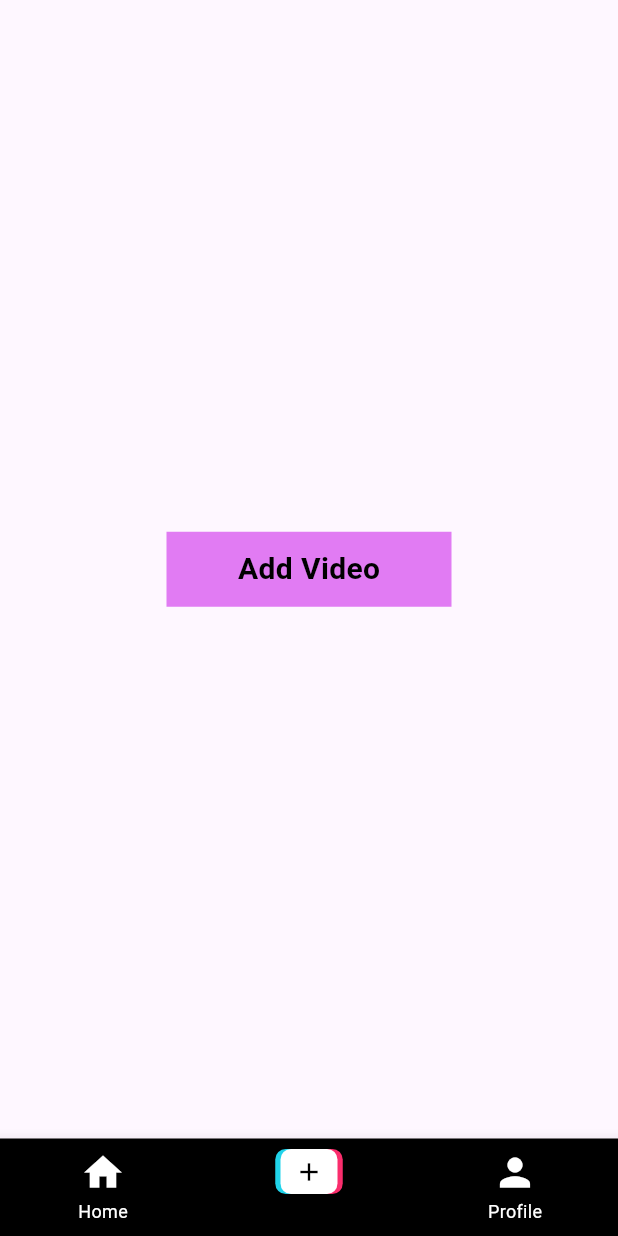
After one commit to WendiJiang0502/2024-TikTok-TechJam, a Flutter app: the screen it shows after launch, item 2 of the bottom bar chosen, on a phone screen of 412 x 824 dp. The commit adds this screen. Run offline on Flutter 3.47's test engine with Material 3 defaults, Android fonts, the phone set to English and light mode, and no system bars.

Commit message:
fix home screen recursion issues. add_button_screen in progress

```diff
--- /dev/null
+++ b/lib/add_screen.dart
@@ -0,0 +1,34 @@
+import 'package:flutter/material.dart';
+import 'package:temp_flutter/constants.dart';
+
+class AddVideo extends StatelessWidget {
+  const AddVideo({super.key});
+  // showOptions(BuildContext context){
+  //
+  // }
+  @override
+  Widget build(BuildContext context) {
+    return Scaffold(
+      body: Center(
+        child: InkWell(
+          // onTap: () => showOptions,
+          child: Container(
+            width: 190,
+            height: 50,
+            decoration: BoxDecoration(color: buttonColor),
+            child: const Center(
+              child: Text(
+                'Add Video',
+                style: TextStyle(
+                  fontSize: 20,
+                  color: Colors.black,
+                  fontWeight: FontWeight.bold,
+                ),
+              ),
+            ),
+          ),
+        ),
+      ),
+    );
+  }
+}
--- /dev/null
+++ b/lib/constants.dart
@@ -0,0 +1,15 @@
+import 'package:flutter/material.dart';
+import 'package:temp_flutter/home.dart';
+import 'package:temp_flutter/profile_page.dart';
+import 'package:temp_flutter/add_screen.dart';
+import 'package:temp_flutter/home_page.dart';
+
+List pages = [
+  HomePage(),
+  const AddVideo(),
+  ProfilePage()
+];
+
+const backgroundColor = Colors.black;
+var buttonColor = const Color.fromARGB(255, 225, 123, 243);
+const borderColor = Colors.grey;
--- a/lib/home.dart
+++ b/lib/home.dart
@@ -1,5 +1,8 @@
 import 'package:flutter/material.dart';
 import 'package:temp_flutter/widgets/customAddIcon.dart';
+import 'package:temp_flutter/constants.dart';
+import 'package:temp_flutter/profile_page.dart';
+import 'package:temp_flutter/add_screen.dart';
 
 
 class Home extends StatefulWidget {
@@ -14,8 +17,7 @@ class _HomeState extends State<Home> {
 
   @override
   Widget build(BuildContext context) {
-    return MaterialApp(
-      home: Scaffold(
+    return Scaffold(
         bottomNavigationBar: BottomNavigationBar(
           onTap: (index){
             setState(() {
@@ -26,6 +28,7 @@ class _HomeState extends State<Home> {
           backgroundColor: Colors.black,
           selectedItemColor: const Color.fromARGB(255, 225, 123, 243),
           unselectedItemColor: Colors.white,
+          currentIndex: pageIndex,
           items: const [
             BottomNavigationBarItem(
               icon: Icon(Icons.home, size:30),
@@ -41,7 +44,7 @@ class _HomeState extends State<Home> {
             ),
           ],
         ),
-      ),
-    );
+        body: pages[pageIndex],
+      );
   }
 }
```
Also changed, not shown: lib/home_page.dart (added, +15 -0 lines), lib/main.dart (+4 -36 lines).
